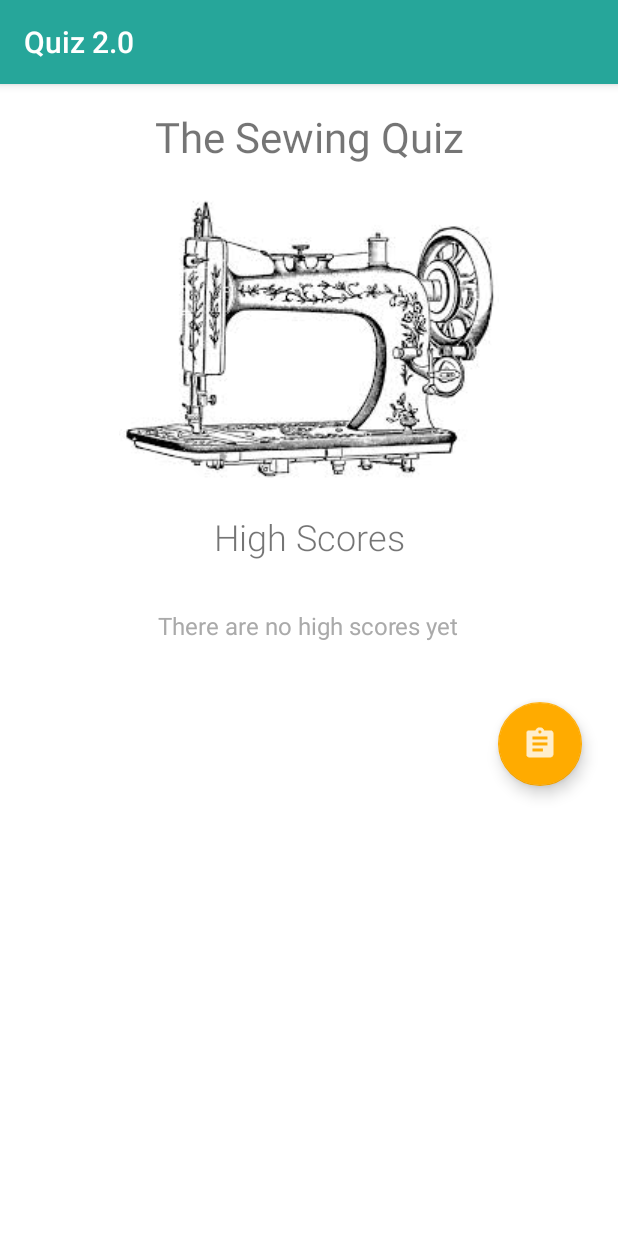
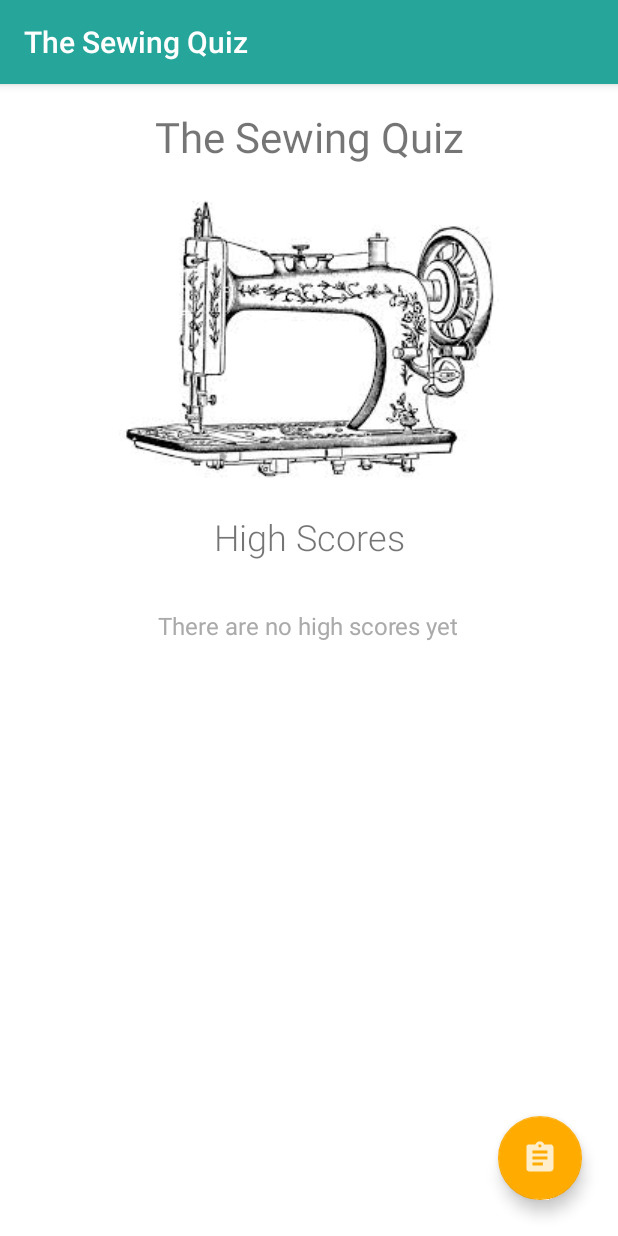
Before and after one commit to essian/quiz20, an Android app: the screen it shows after launch (MainActivity), on a phone screen of 412 x 824 dp. Run offline under Robolectric (Android 15) with nearby library versions, the phone set to English and light mode, and no system bars.

Commit message:
anchors fab, updates activity titles, tidies strings and changes dialog button colours.

```diff
--- a/app/src/main/res/layout/fragment_leader_board.xml
+++ b/app/src/main/res/layout/fragment_leader_board.xml
@@ -1,6 +1,12 @@
-<ScrollView xmlns:android="http://schemas.android.com/apk/res/android"
+<android.support.design.widget.CoordinatorLayout
+    xmlns:android="http://schemas.android.com/apk/res/android"
+    xmlns:app="http://schemas.android.com/apk/res-auto"
     xmlns:tools="http://schemas.android.com/tools"
-            xmlns:app="http://schemas.android.com/apk/res-auto"
+    android:id="@+id/main_content"
+    android:layout_width="match_parent"
+    android:layout_height="match_parent">
+
+    <ScrollView
         android:id="@+id/scroll_view"
         android:layout_width="match_parent"
         android:layout_height="match_parent"
@@ -37,22 +43,24 @@
 
 
             <LinearLayout
-            android:orientation="vertical"
+                android:id="@+id/score_table"
                 android:layout_width="wrap_content"
                 android:layout_height="wrap_content"
+                android:layout_gravity="center_horizontal"
                 android:layout_marginLeft="@dimen/medium_spacer"
                 android:layout_marginRight="@dimen/medium_spacer"
-            android:layout_gravity="center_horizontal"
-            android:id="@+id/score_table"/>
+                android:orientation="vertical"/>
 
+
+        </LinearLayout>
+    </ScrollView>
 
     <android.support.design.widget.FloatingActionButton
         android:id="@+id/fab"
         android:layout_width="wrap_content"
         android:layout_height="wrap_content"
-            android:layout_gravity="bottom|end"
         android:layout_margin="@dimen/fab_spacer"
+        app:layout_anchor="@+id/scroll_view"
+        app:layout_anchorGravity="bottom|right|end"
         app:srcCompat="@drawable/ic_menu_quiz"/>
-
-    </LinearLayout>
-</ScrollView>
+</android.support.design.widget.CoordinatorLayout>
--- a/app/src/main/res/values/strings.xml
+++ b/app/src/main/res/values/strings.xml
@@ -1,8 +1,8 @@
 <resources>
-    <string name="app_name">Quiz 2.0</string>
+    <string name="app_name">The Sewing Quiz</string>
 
     <!-- Titles -->
-    <string name="title_activity_quiz">QuizActivity</string>
+    <string name="title_activity_quiz">Take the quiz</string>
     <string name="title">The Sewing Quiz</string>
     <string name="sub_title">There are 7 questions. Good Luck!</string>
 
@@ -50,11 +50,13 @@
     <!--Dialog Text-->
     <string name="save">Save</string>
     <string name="retry">Retry</string>
+    <string name="score_message">Well done %1$s! You scored %2$s %3$s. \n\nDo you want to save your score or retry and change your answers?</string>
 
     <!--Leaderboard Text-->
     <string name="no_high_scores">There are no high scores yet</string>
     <string name="database_unavailable">Database unavailable</string>
     <string name="electric_machine_answer">singer</string>
+    <string name="result_fragment_title">Your score</string>
 
     <!--Plurals-->
     <plurals name="point">
```
Also changed, not shown: app/src/main/java/com/essian/android/quiz20/DisplayQuizResultFragment.java (+9 -8 lines). Lines whose indentation alone changed are shown as unchanged.
